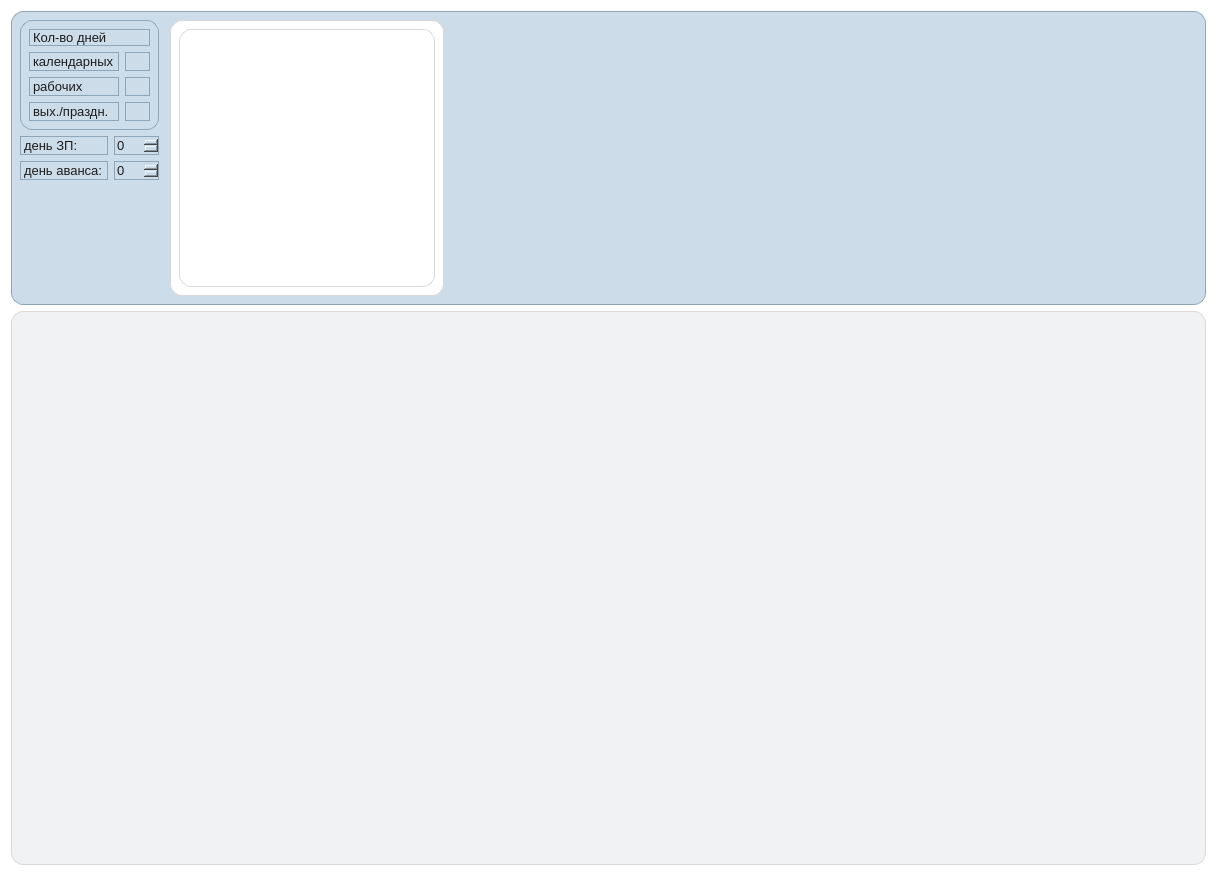
Before: the Qt Designer form ui/cash.ui in CatMolnia/CASH, drawn with Qt 5.
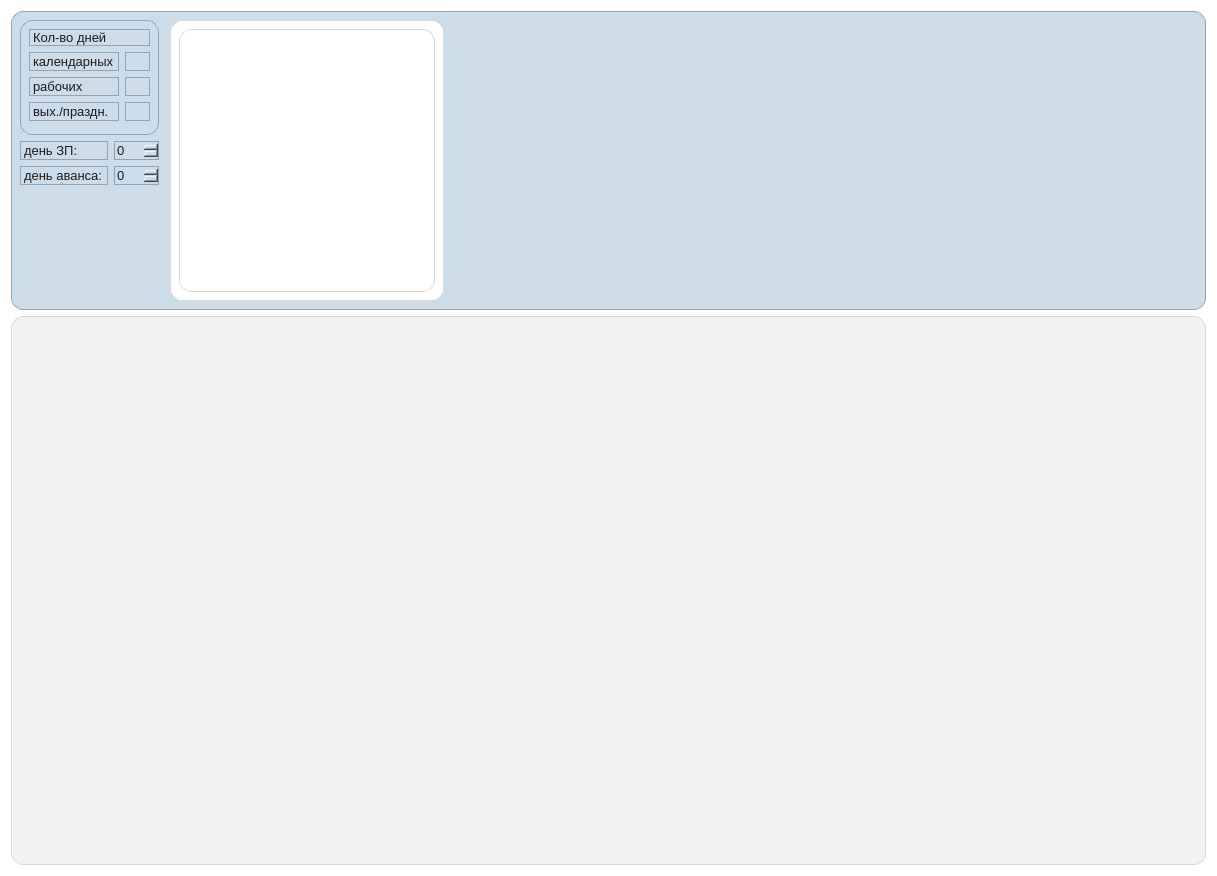
After: the same form once the commit is applied.

What changed in the file:
```diff
--- a/ui/cash.ui
+++ b/ui/cash.ui
@@ -215,6 +215,22 @@
                </item>
               </layout>
              </item>
+             <item row="1" column="0">
+              <spacer name="horizontalSpacer">
+               <property name="orientation">
+                <enum>Qt::Horizontal</enum>
+               </property>
+               <property name="sizeType">
+                <enum>QSizePolicy::Minimum</enum>
+               </property>
+               <property name="sizeHint" stdset="0">
+                <size>
+                 <width>40</width>
+                 <height>5</height>
+                </size>
+               </property>
+              </spacer>
+             </item>
             </layout>
            </widget>
           </item>
```
Left out of the diff: 6 changed lines with no effect on the pictures.
